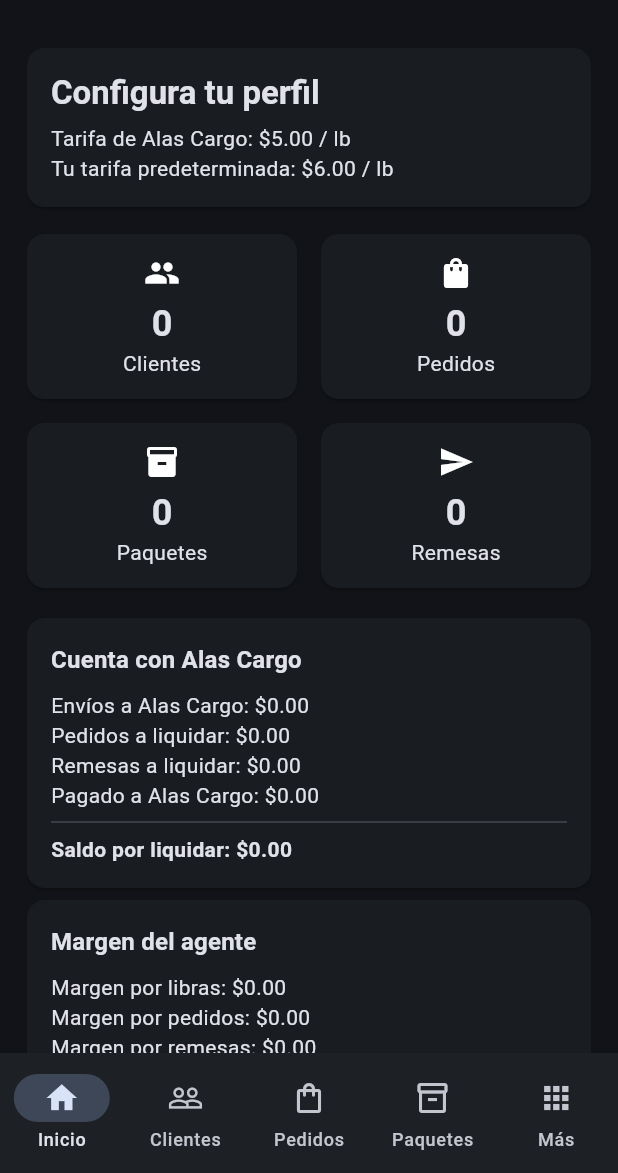
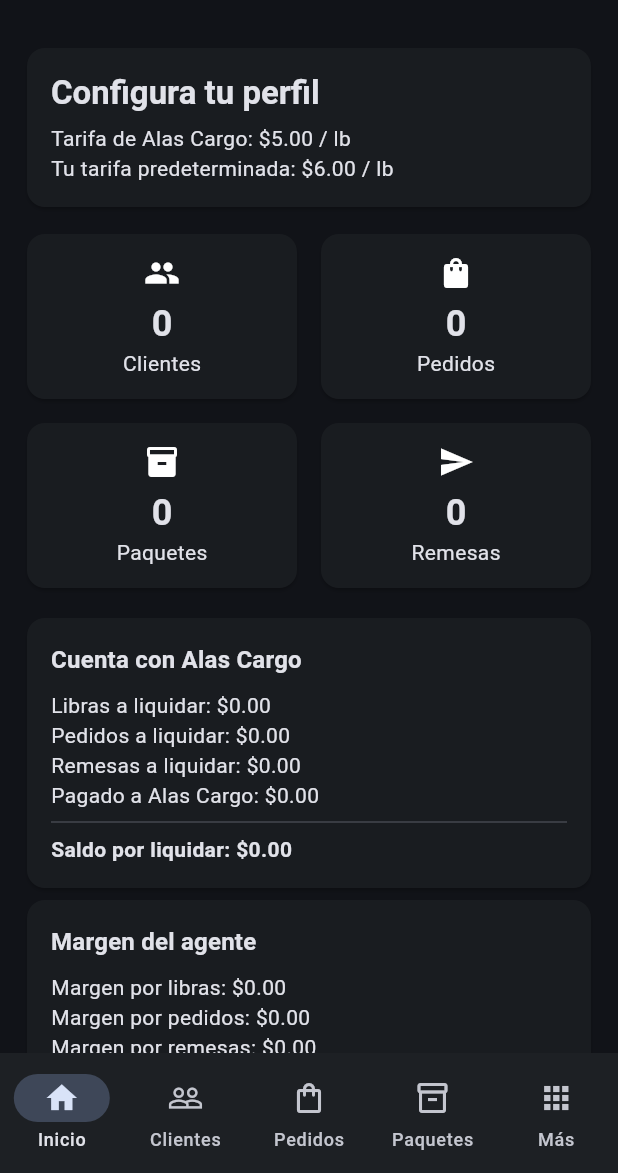
Before and after one commit to angeljo0801/Negocio, a Flutter app: the screen it shows after launch, on a phone screen of 412 x 824 dp, the part 63-1236 px from its top. Run offline on Flutter 3.47's test engine with Material 3 defaults, Android fonts, the light colour scheme and no system bars; our stand-ins replace cross_file, file_picker, flutter_secure_storage, image_picker, pdf, share_plus and 1 more; missing offline and left inert: google_mlkit_text_recognition, mobile_scanner.

Commit message:
Corregir lógica de compras financiadas por Alas Cargo

```diff
--- a/paqueteria_agentes/lib/main.dart
+++ b/paqueteria_agentes/lib/main.dart
@@ -121,12 +121,12 @@
   }
   double get shippingOwnerDue=>packages.fold(0,(a,e)=>a+numv(e['weightLb'])*alasCargoRatePerLb);
   double get shippingClient=>packages.fold(0,(a,e)=>a+numv(e['weightLb'])*numv(e['clientRate']));
-  double get orderOwnerDue=>orders.fold(0,(a,e)=>a+numv(e['ownerDue']));
+  double get orderOwnerDue=>orders.fold(0,(a,e)=>a+numv(e['storeCost']));
   double get remitOwnerDue=>remittances.fold(0,(a,e)=>a+numv(e['ownerDue']));
   double get settled=>settlements.fold(0,(a,e)=>a+numv(e['amount']));
   double get balanceToOwner=>shippingOwnerDue+orderOwnerDue+remitOwnerDue-settled;
   double get shippingMargin=>shippingClient-shippingOwnerDue;
-  double get orderMargin=>orders.fold(0,(a,e)=>a+(numv(e['clientTotal'])-numv(e['storeCost'])-numv(e['ownerDue'])));
+  double get orderMargin=>orders.fold(0,(a,e)=>a+(numv(e['clientTotal'])-numv(e['ownerDue'])));
   double get remitMargin=>remittances.fold(0,(a,e)=>a+(numv(e['clientTotal'])-numv(e['ownerDue'])));
   @override Widget build(BuildContext context){
     if(loading)return const Scaffold(body:Center(child:CircularProgressIndicator()));
@@ -154,7 +154,7 @@
         Card(child:Padding(padding:const EdgeInsets.all(16),child:Column(crossAxisAlignment:CrossAxisAlignment.start,children:[
           Text('Cuenta con Alas Cargo',style:Theme.of(context).textTheme.titleMedium?.copyWith(fontWeight:FontWeight.bold)),
           const SizedBox(height:8),
-          Text('Envíos a Alas Cargo: ${money(shippingOwnerDue)}'),
+          Text('Libras a liquidar: ${money(shippingOwnerDue)}'),
           Text('Pedidos a liquidar: ${money(orderOwnerDue)}'),
           Text('Remesas a liquidar: ${money(remitOwnerDue)}'),
           Text('Pagado a Alas Cargo: ${money(settled)}'),
@@ -211,16 +211,16 @@
   List<Map<String,dynamic>>rows=[],clients=[];@override void initState(){super.initState();load();}
   Future<void>load()async{final r=await Future.wait([Store.list('orders'),Store.list('clients')]);rows=active(r[0]);clients=active(r[1]);if(mounted)setState((){});}
   Future<void>edit([Map<String,dynamic>?e])async{
-    String? cid=e?['clientId']?.toString();final store=TextEditingController(text:'${e?['store']??''}'),desc=TextEditingController(text:'${e?['description']??''}'),cost=TextEditingController(text:'${e?['storeCost']??''}'),total=TextEditingController(text:'${e?['clientTotal']??''}'),owner=TextEditingController(text:'${e?['ownerDue']??0}');String status='${e?['status']??'Pendiente'}';
+    String? cid=e?['clientId']?.toString();final store=TextEditingController(text:'${e?['store']??''}'),desc=TextEditingController(text:'${e?['description']??''}'),cost=TextEditingController(text:'${e?['storeCost']??''}'),total=TextEditingController(text:'${e?['clientTotal']??''}');final owner=TextEditingController(text:'${e?['storeCost']??e?['ownerDue']??0}');String status='${e?['status']??'Pendiente'}';
     final ok=await showDialog<bool>(context:context,builder:(_)=>StatefulBuilder(builder:(context,setD)=>AlertDialog(title:Text(e==null?'Nuevo pedido':'Editar pedido'),content:SingleChildScrollView(child:Column(mainAxisSize:MainAxisSize.min,children:[
       DropdownButtonFormField<String>(value:cid,decoration:const InputDecoration(labelText:'Cliente *'),items:clients.map((c)=>DropdownMenuItem(value:'${c['id']}',child:Text('${c['name']}'))).toList(),onChanged:(v)=>setD(()=>cid=v)),const SizedBox(height:8),
       TextField(controller:store,decoration:const InputDecoration(labelText:'Tienda')),const SizedBox(height:8),TextField(controller:desc,maxLines:2,decoration:const InputDecoration(labelText:'Descripción / artículos')),const SizedBox(height:8),
-      TextField(controller:cost,keyboardType:const TextInputType.numberWithOptions(decimal:true),decoration:const InputDecoration(labelText:'Costo real de compra')),const SizedBox(height:8),
-      TextField(controller:total,keyboardType:const TextInputType.numberWithOptions(decimal:true),decoration:const InputDecoration(labelText:'Total cobrado al cliente')),const SizedBox(height:8),
-      TextField(controller:owner,keyboardType:const TextInputType.numberWithOptions(decimal:true),decoration:const InputDecoration(labelText:'Monto a liquidar con Alas Cargo (si aplica)')),const SizedBox(height:8),
+      TextField(controller:cost,onChanged:(v)=>setD(()=>owner.text=numv(v).toStringAsFixed(2)),keyboardType:const TextInputType.numberWithOptions(decimal:true),decoration:const InputDecoration(labelText:'Costo real de compra (pagado por Alas Cargo)')),const SizedBox(height:8),
+      TextField(controller:total,keyboardType:const TextInputType.numberWithOptions(decimal:true),decoration:const InputDecoration(labelText:'Total cobrado o a cobrar al cliente')),const SizedBox(height:8),
+      InputDecorator(decoration:const InputDecoration(labelText:'Monto a liquidar con Alas Cargo'),child:Text(money(numv(owner.text)))),const SizedBox(height:8),
       DropdownButtonFormField<String>(value:status,decoration:const InputDecoration(labelText:'Estado'),items:['Pendiente','Comprado','Recibido','Entregado','Cancelado'].map((x)=>DropdownMenuItem(value:x,child:Text(x))).toList(),onChanged:(v)=>setD(()=>status=v??status)),
     ])),actions:[TextButton(onPressed:()=>Navigator.pop(context,false),child:const Text('Cancelar')),FilledButton(onPressed:()=>Navigator.pop(context,true),child:const Text('Guardar'))])));
-    if(ok==true&&cid!=null){final all=await Store.list('orders');final item={'id':e?['id']??newId(),'clientId':cid,'store':store.text.trim(),'description':desc.text.trim(),'storeCost':numv(cost.text),'clientTotal':numv(total.text),'ownerDue':numv(owner.text),'status':status,'date':e?['date']??today(),'deleted':false};final i=all.indexWhere((x)=>x['id']==item['id']);if(i>=0)all[i]={...all[i],...item};else all.add(item);await Store.save('orders',all);load();}
+    if(ok==true&&cid!=null){final all=await Store.list('orders');final item={'id':e?['id']??newId(),'clientId':cid,'store':store.text.trim(),'description':desc.text.trim(),'storeCost':numv(cost.text),'clientTotal':numv(total.text),'ownerDue':numv(cost.text),'status':status,'date':e?['date']??today(),'deleted':false};final i=all.indexWhere((x)=>x['id']==item['id']);if(i>=0)all[i]={...all[i],...item};else all.add(item);await Store.save('orders',all);load();}
   }
   @override Widget build(BuildContext context)=>Scaffold(appBar:AppBar(title:const Text('Pedidos y compras')),body:rows.isEmpty?const Center(child:Text('No hay pedidos.')):ListView.builder(itemCount:rows.length,itemBuilder:(_,i){final e=rows[i];return ListTile(
     leading:const Icon(Icons.shopping_bag),title:Text('${clientName(clients,'${e['clientId']}')} · ${e['store']}'),subtitle:Text('${e['description']}\nTotal cliente: ${money(numv(e['clientTotal']))} · ${e['status']}'),isThreeLine:true,onTap:()=>edit(e),
@@ -292,12 +292,12 @@
   bool busy=false;
   Future<Map<String,dynamic>>data()async{
     final r=await Future.wait([Store.settings(),Store.list('clients'),Store.list('orders'),Store.list('packages'),Store.list('remittances'),Store.list('settlements')]);
-    return {'settings':r[0],'clients':active(r[1] as List<Map<String,dynamic>>),'orders':active(r[2] as List<Map<String,dynamic>>),'packages':active(r[3] as List<Map<String,dynamic>>),'remittances':active(r[4] as List<Map<String,dynamic>>),'settlements':active(r[5] as List<Map<String,dynamic>>),'generatedAt':DateTime.now().toIso8601String(),'schema':'alas-cargo-agent-v1'};
+    final orders=active(r[2] as List<Map<String,dynamic>>).map((e)=>{...e,'ownerDue':numv(e['storeCost'])}).toList();return {'settings':r[0],'clients':active(r[1] as List<Map<String,dynamic>>),'orders':orders,'packages':active(r[3] as List<Map<String,dynamic>>),'remittances':active(r[4] as List<Map<String,dynamic>>),'settlements':active(r[5] as List<Map<String,dynamic>>),'generatedAt':DateTime.now().toIso8601String(),'schema':'alas-cargo-agent-v2'};
   }
   Future<void>shareReport()async{
     setState(()=>busy=true);try{
       final d=await data(),s=d['settings'] as Map<String,dynamic>,packages=d['packages'] as List<Map<String,dynamic>>,orders=d['orders'] as List<Map<String,dynamic>>,rem=d['remittances'] as List<Map<String,dynamic>>,sett=d['settlements'] as List<Map<String,dynamic>>,clients=d['clients'] as List<Map<String,dynamic>>;
-      final ship=packages.fold<double>(0,(a,e)=>a+numv(e['weightLb'])*alasCargoRatePerLb),ord=orders.fold<double>(0,(a,e)=>a+numv(e['ownerDue'])),rr=rem.fold<double>(0,(a,e)=>a+numv(e['ownerDue'])),paid=sett.fold<double>(0,(a,e)=>a+numv(e['amount']));
+      final ship=packages.fold<double>(0,(a,e)=>a+numv(e['weightLb'])*alasCargoRatePerLb),ord=orders.fold<double>(0,(a,e)=>a+numv(e['storeCost'])),rr=rem.fold<double>(0,(a,e)=>a+numv(e['ownerDue'])),paid=sett.fold<double>(0,(a,e)=>a+numv(e['amount']));
       final pdf=pw.Document();pdf.addPage(pw.MultiPage(pageFormat:PdfPageFormat.letter,build:(_)=>[
         pw.Text('ALAS CARGO - REPORTE DE AGENTE',style:pw.TextStyle(fontSize:20,fontWeight:pw.FontWeight.bold)),
         pw.SizedBox(height:8),pw.Text('Agente: ${s['agentName']}'),pw.Text('Telefono: ${s['phone']}'),pw.Text('Fecha: ${today()}'),
```
